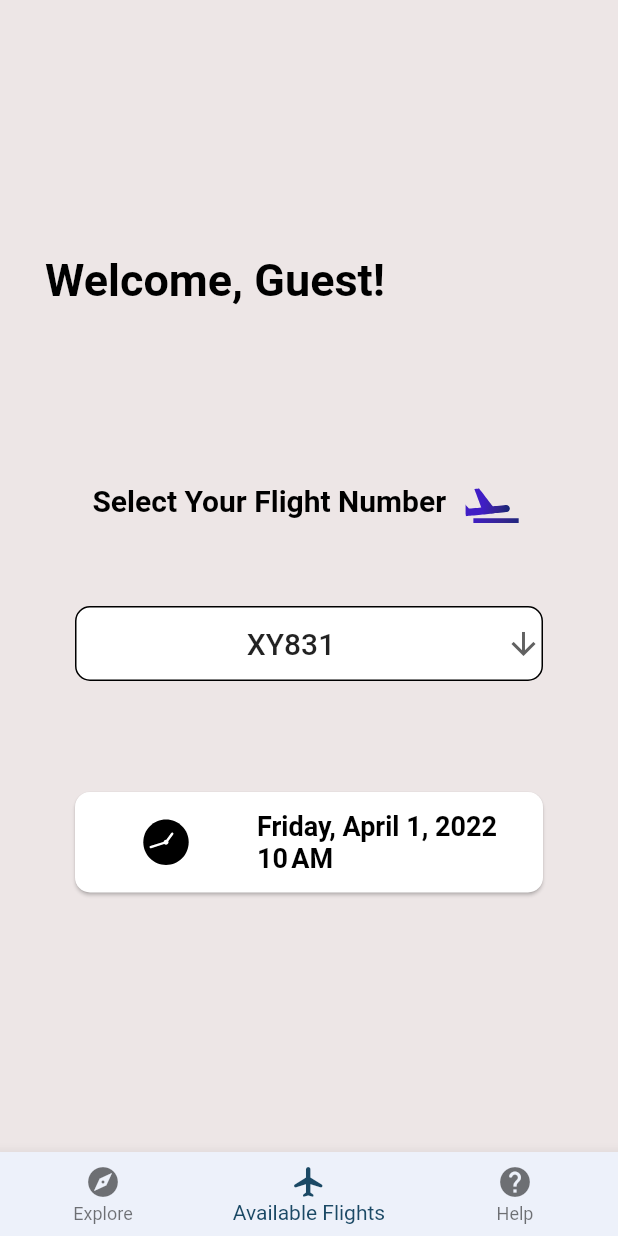
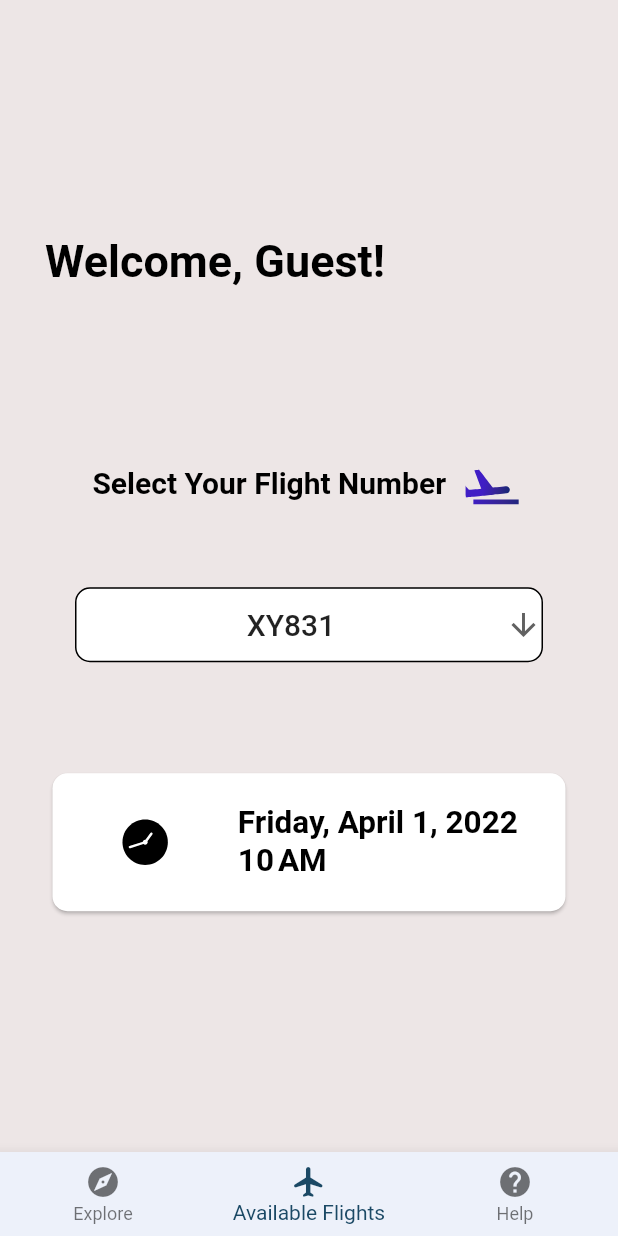
Before and after one commit to HadiAlMarzooq/travelairport, a Flutter app: the screen it shows after launch, after a tap on "Join as a Guest", on a phone screen of 412 x 824 dp. Run offline on Flutter 3.47's test engine with Material 2 defaults, Android fonts, the phone set to English and light mode, and no system bars; our stand-ins replace flutter_svg, hexcolor, lottie, percent_indicator.

Commit message:
clock fix

```diff
--- a/lib/widgets/timecard.dart
+++ b/lib/widgets/timecard.dart
@@ -18,8 +18,8 @@ class _timecardState extends State<timecard> {
   @override
   Widget build(BuildContext context) {
     return SizedBox(
-      width: 320,
-      height: 75,
+      width: 350,
+      height: 100,
       child: Card(
           shape: RoundedRectangleBorder(
             borderRadius: BorderRadius.circular(10.0),
@@ -36,7 +36,7 @@ class _timecardState extends State<timecard> {
                   DateFormat.yMMMMEEEEd().format(fl) +
                       '\n' +
                       DateFormat.j().format(fl),
-                  textScaleFactor: 1.2,
+                  textScaleFactor: 1.4,
                   style: const TextStyle(
                       fontSize: 15,
                       fontWeight: FontWeight.bold,
```
